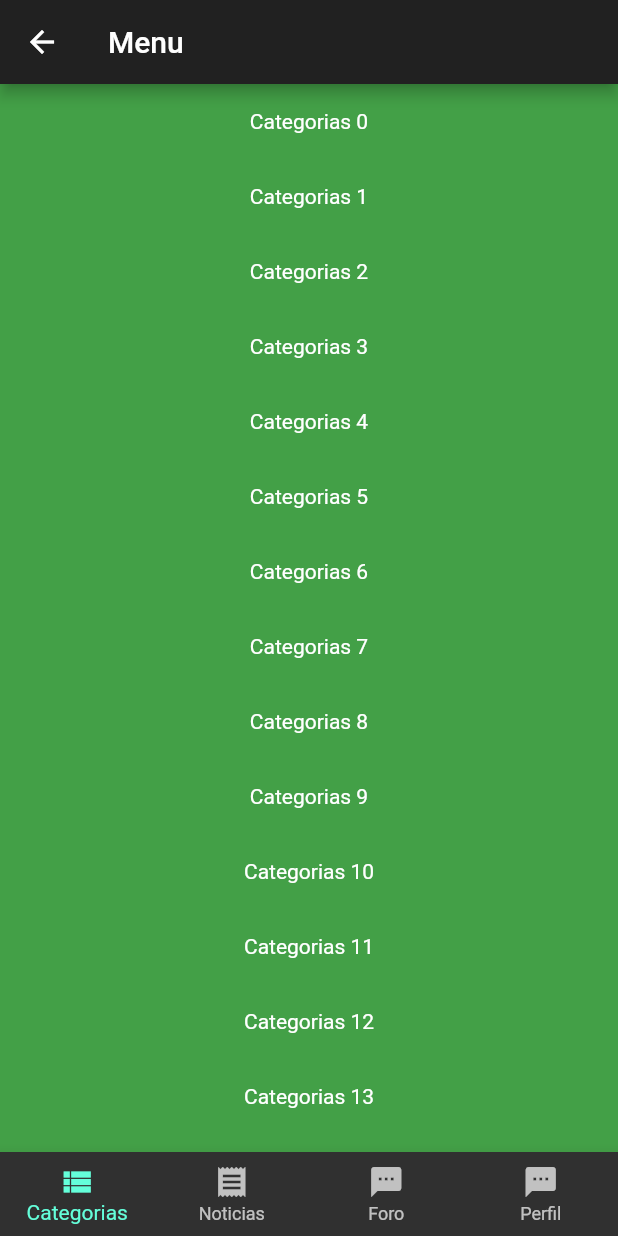
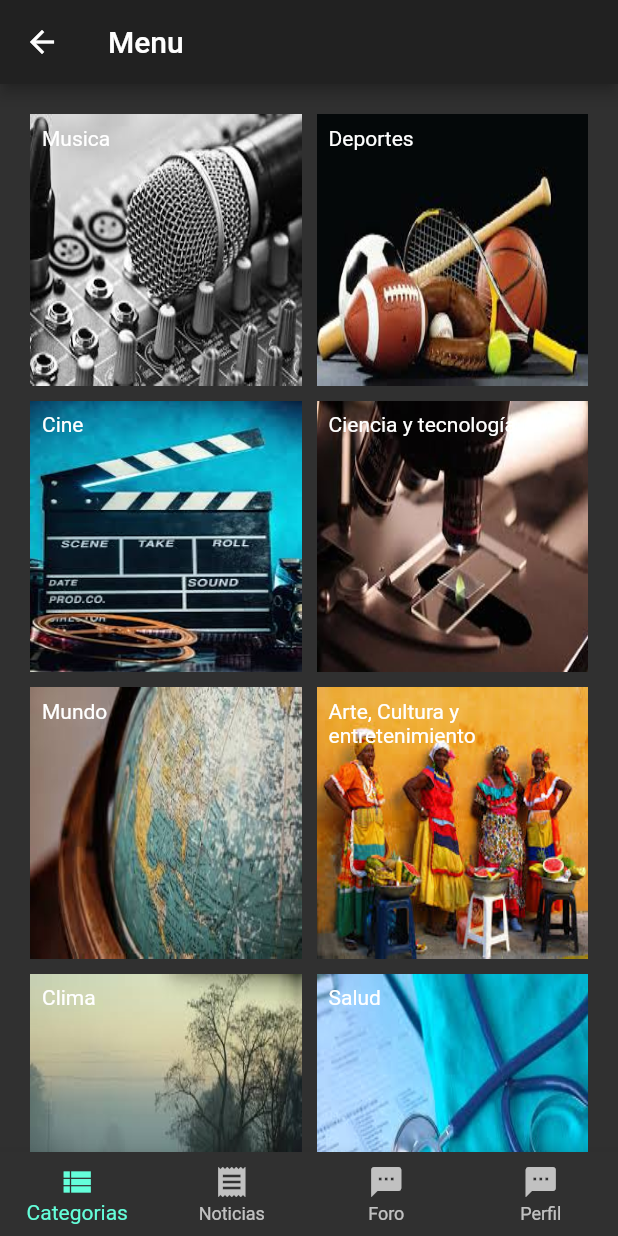
Before and after one commit to Jaleman1005/Proyecto, a Flutter app: the screen it shows after launch, after a tap on "Ingresar como invitado", on a phone screen of 412 x 824 dp. Run offline on Flutter 3.47's test engine with Material 2 defaults, Android fonts, the light colour scheme and no system bars.

Commit message:
modify the categorias page for implement imagens

```diff
--- a/myapp/lib/pages/Categorias.dart
+++ b/myapp/lib/pages/Categorias.dart
@@ -12,24 +12,121 @@ class CategoriasPageState extends State<CategoriasPage> {
 
   @override
   Widget build(BuildContext context) {
-    return Scaffold(
-      body:
-        CustomScrollView(
-            slivers: <Widget>[
-              SliverFixedExtentList(
-                itemExtent: 50.0,
-                delegate: SliverChildBuilderDelegate(
-                  (BuildContext context, int index) {
-                    return Container(
-                      alignment: Alignment.center,
-                      color: Colors.green[600],
-                      child: Text('Categorias $index'),
-                    );
-                  },
-                ),
+    return
+      CustomScrollView(
+  primary: false,
+  slivers: <Widget>[
+    SliverPadding(
+      padding: const EdgeInsets.all(20),
+      sliver: SliverGrid.count(
+        crossAxisSpacing: 10,
+        mainAxisSpacing: 10,
+        crossAxisCount: 2,
+        children: <Widget>[
+          Container(
+            padding: const EdgeInsets.all(8),
+            child: const Text('Musica'),
+            decoration: new BoxDecoration(
+              image: DecorationImage(
+                image: new AssetImage('imagenes/musica.jpg'),
+                fit: BoxFit.fill,
               ),
-            ],
-          )
-    );
+            ),
+          ),
+          Container(
+            padding: const EdgeInsets.all(8),
+            child: const Text('Deportes'),
+            decoration: new BoxDecoration(
+              image: DecorationImage(
+                image: new AssetImage('imagenes/deportes.jpg'),
+                fit: BoxFit.fill,
+              ),
+            ),
+          ),
+          Container(
+            padding: const EdgeInsets.all(8),
+            child: const Text('Cine'),
+            decoration: new BoxDecoration(
+              image: DecorationImage(
+                image: new AssetImage('imagenes/cine.jpg'),
+                fit: BoxFit.fill,
+              ),
+            ),
+          ),
+          Container(
+            padding: const EdgeInsets.all(8),
+            child: const Text('Ciencia y tecnología'),
+            decoration: new BoxDecoration(
+              image: DecorationImage(
+                image: new AssetImage('imagenes/ciencia.jpg'),
+                fit: BoxFit.fill,
+              ),
+            ),
+          ),
+          Container(
+            padding: const EdgeInsets.all(8),
+            child: const Text('Mundo'),
+            decoration: new BoxDecoration(
+              image: DecorationImage(
+                image: new AssetImage('imagenes/mundo.jpg'),
+                fit: BoxFit.fill,
+              ),
+            ),
+          ),
+          Container(
+            padding: const EdgeInsets.all(8),
+            child: const Text('Arte, Cultura y entretenimiento'),
+            decoration: new BoxDecoration(
+              image: DecorationImage(
+                image: new AssetImage('imagenes/cultura.jpg'),
+                fit: BoxFit.fill,
+              ),
+            ),
+          ),
+          Container(
+            padding: const EdgeInsets.all(8),
+            child: const Text('Clima'),
+            decoration: new BoxDecoration(
+              image: DecorationImage(
+                image: new AssetImage('imagenes/clima.jpg'),
+                fit: BoxFit.fill,
+              ),
+            ),
+          ),
+          Container(
+            padding: const EdgeInsets.all(8),
+            child: const Text('Salud'),
+            decoration: new BoxDecoration(
+              image: DecorationImage(
+                image: new AssetImage('imagenes/salud.jpg'),
+                fit: BoxFit.fill,
+              ),
+            ),
+          ),
+          Container(
+            padding: const EdgeInsets.all(8),
+            child: const Text('Economía'),
+            decoration: new BoxDecoration(
+              image: DecorationImage(
+                image: new AssetImage('imagenes/economia.jpg'),
+                fit: BoxFit.fill,
+              ),
+            ),
+          ),
+          Container(
+            padding: const EdgeInsets.all(8),
+            child: const Text('Política'),
+            decoration: new BoxDecoration(
+              image: DecorationImage(
+                image: new AssetImage('imagenes/politica.jpg'),
+                fit: BoxFit.fill,
+              ),
+            ),
+          ),
+        ],
+      ),
+    ),
+  ],
+);
   }
 }
```
Also changed, not shown: myapp/pubspec.yaml (+11 -0 lines), myapp/imagenes/ciencia.jpg (added), myapp/imagenes/cine.jpg (added), myapp/imagenes/clima.jpg (added), myapp/imagenes/cultura.jpg (added), myapp/imagenes/deportes.jpg (added), myapp/imagenes/economia.jpg (added), myapp/imagenes/mundo.jpg (added), myapp/imagenes/musica.jpg (added), myapp/imagenes/politica.jpg (added), myapp/imagenes/salud.jpg (added), myapp/imagenes/tecnologia.jpg (added).
